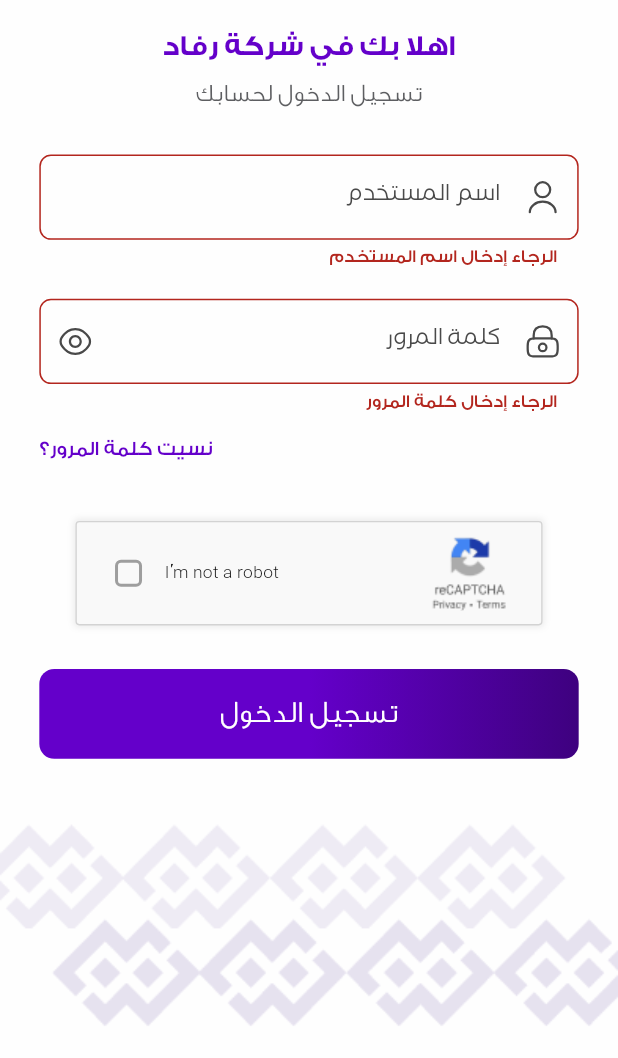
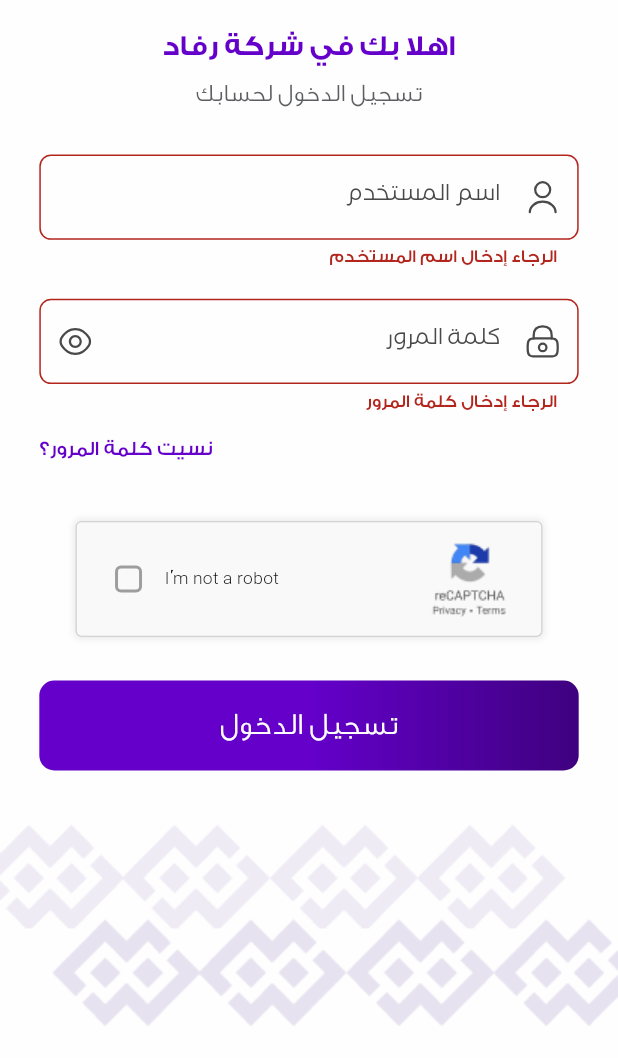
Before and after one commit to AhmadMahdaly/RIFAD_App, a Flutter app: the screen it shows after launch, after a tap on "تسجيل الدخول", on a phone screen of 412 x 824 dp, the part 178-1236 px from its top. Run offline on Flutter 3.47's test engine with Material 3 defaults, Android fonts, the phone set to English and light mode, and no system bars; drawn by our look-alikes of modal_progress_hud_nsn; our stand-ins replace dio, easy_localization, flutter_bloc, flutter_dotenv, flutter_screenutil, flutter_secure_storage and 1 more; missing offline and left inert: flutter_verification_code.

Commit message:
Refactor LoginScreen:  to use LoginButton widget and streamline error handling

```diff
--- a/lib/screens/login/login_screen.dart
+++ b/lib/screens/login/login_screen.dart
@@ -3,17 +3,18 @@ import 'package:flutter_bloc/flutter_bloc.dart';
 import 'package:flutter_screenutil/flutter_screenutil.dart';
 import 'package:flutter_svg/svg.dart';
 import 'package:modal_progress_hud_nsn/modal_progress_hud_nsn.dart';
-import 'package:rifad/core/utils/components/custom_button.dart';
 import 'package:rifad/core/utils/components/custom_textformfield.dart';
 import 'package:rifad/core/utils/components/height.dart';
 import 'package:rifad/core/utils/components/width.dart';
 import 'package:rifad/core/utils/constants/colors_constants.dart';
 import 'package:rifad/core/widgets/end_of_page.dart';
+import 'package:rifad/core/widgets/error_dialog.dart';
 import 'package:rifad/cubit/auth_cubit/auth_cubit.dart';
 import 'package:rifad/cubit/auth_cubit/auth_states.dart';
 import 'package:rifad/screens/confirm_login/confirm_login_screen.dart';
 import 'package:rifad/screens/login/widgets/app_welcome_widget.dart';
 import 'package:rifad/screens/login/widgets/forget_password_widget.dart';
+import 'package:rifad/screens/login/widgets/login_button.dart';
 import 'package:rifad/screens/login/widgets/title_of_welcome_page_widget.dart';
 
 class LoginScreen extends StatefulWidget {
@@ -58,20 +59,7 @@ class _LoginScreenState extends State<LoginScreen> {
           setState(() {
             _isInAsyncCall = false;
           });
-          showDialog<String>(
-            context: context,
-            builder: (context) {
-              return AlertDialog(
-                title: const Text('خطأ'),
-                actions: [
-                  TextButton(
-                    onPressed: () => Navigator.of(context).pop(),
-                    child: const Text('موافق'),
-                  ),
-                ],
-              );
-            },
-          );
+          errorDialog(context);
         }
       },
       builder: (context, state) {
@@ -106,6 +94,8 @@ class _LoginScreenState extends State<LoginScreen> {
                             const H(h: 12),
                             const TitleOfWelcomePage(),
                             const H(h: 32),
+
+                            /// user name textField
                             CustomTextformfield(
                               controller: _userNameController,
                               validator: (value) {
@@ -130,6 +120,8 @@ class _LoginScreenState extends State<LoginScreen> {
                               autofillHints: const [AutofillHints.name],
                             ),
                             const H(h: 20),
+
+                            /// Password textField
                             CustomTextformfield(
                               controller: _passwordController,
                               validator: (value) {
@@ -173,9 +165,11 @@ class _LoginScreenState extends State<LoginScreen> {
                             const H(h: 14),
                             const ForgetPasswordWidget(),
                             const H(h: 40),
+
+                            /// reCAPTCHA checkBox
                             Container(
                               width: 297.w,
-                              height: 72.h,
+                              height: 80.h,
                               decoration: ShapeDecoration(
                                 color: const Color(0xFFF9F9F9),
                                 shape: RoundedRectangleBorder(
@@ -183,7 +177,7 @@ class _LoginScreenState extends State<LoginScreen> {
                                     width: 0.84.w,
                                     color: const Color(0xFFD3D3D3),
                                   ),
-                                  borderRadius: BorderRadius.circular(2.53),
+                                  borderRadius: BorderRadius.circular(4),
                                 ),
                                 shadows: const [
                                   BoxShadow(
@@ -265,17 +259,14 @@ class _LoginScreenState extends State<LoginScreen> {
                               ),
                             ),
                             const H(h: 30),
-                            CustomButton(
-                              text: 'تسجيل الدخول',
-                              onTap: () async {
-                                if (formKey.currentState!.validate() &&
-                                    isChecked) {
-                                  await authCubit.login(
-                                    userName: _userNameController.text,
-                                    password: _passwordController.text,
-                                  );
-                                }
-                              },
+
+                            /// Login Button
+                            LoginButton(
+                              formKey: formKey,
+                              isChecked: isChecked,
+                              authCubit: authCubit,
+                              userNameController: _userNameController,
+                              passwordController: _passwordController,
                             ),
                             const H(h: 25),
                           ],
--- /dev/null
+++ b/lib/screens/login/widgets/login_button.dart
@@ -0,0 +1,36 @@
+import 'package:flutter/material.dart';
+import 'package:rifad/core/utils/components/custom_button.dart';
+import 'package:rifad/cubit/auth_cubit/auth_cubit.dart';
+
+class LoginButton extends StatelessWidget {
+  const LoginButton({
+    required this.formKey,
+    required this.isChecked,
+    required this.authCubit,
+    required TextEditingController userNameController,
+    required TextEditingController passwordController,
+    super.key,
+  }) : _userNameController = userNameController,
+       _passwordController = passwordController;
+
+  final GlobalKey<FormState> formKey;
+  final bool isChecked;
+  final AuthCubit authCubit;
+  final TextEditingController _userNameController;
+  final TextEditingController _passwordController;
+
+  @override
+  Widget build(BuildContext context) {
+    return CustomButton(
+      text: 'تسجيل الدخول',
+      onTap: () async {
+        if (formKey.currentState!.validate() && isChecked) {
+          await authCubit.login(
+            userName: _userNameController.text,
+            password: _passwordController.text,
+          );
+        }
+      },
+    );
+  }
+}
```
